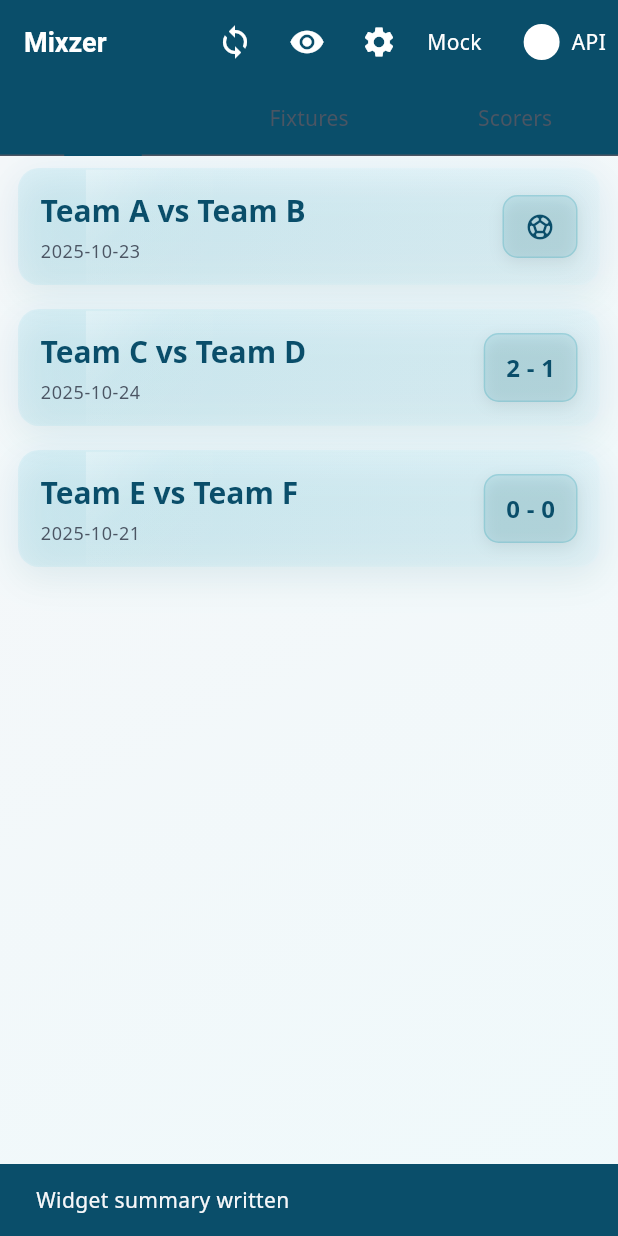
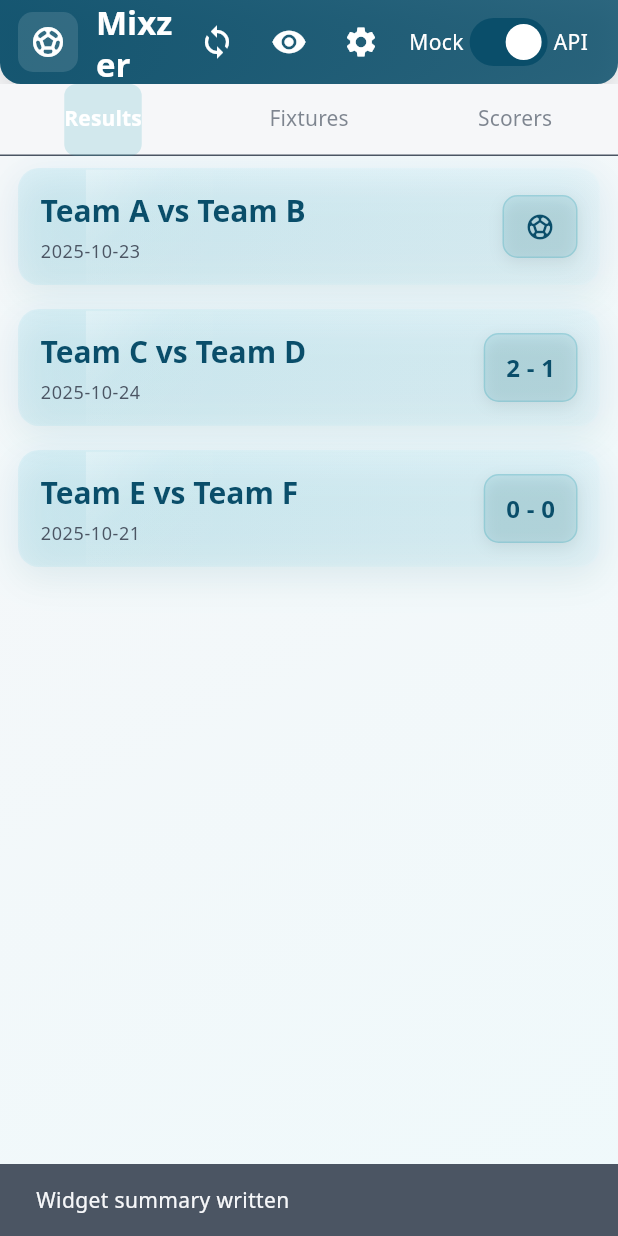
Before and after one commit to waichuuunxox-main/mixer_app, a Flutter app: the screen it shows after launch, after a tap on the "sync" icon, on a phone screen of 412 x 824 dp. Run offline on Flutter 3.47's test engine with Material 3 defaults, Android fonts, the phone set to English and light mode, and no system bars; our stand-ins replace hive_flutter, shared_preferences; accounts and stored records are empty.

Commit message:
wip: header UI changes (temp)

```diff
--- a/lib/pages/home_page.dart
+++ b/lib/pages/home_page.dart
@@ -4,11 +4,12 @@ import 'package:mixzer_app/services/api_helper.dart';
 import 'package:mixzer_app/services/data_repository.dart';
 import 'package:mixzer_app/widgets/match_card.dart';
 import 'package:mixzer_app/widgets/scorer_card.dart';
+import 'package:mixzer_app/widgets/app_header.dart';
 import 'package:mixzer_app/services/widget_sync.dart';
 import 'package:mixzer_app/pages/widget_preview.dart';
 
 class HomePage extends StatefulWidget {
-  const HomePage({super.key});
+  const HomePage({Key? key}) : super(key: key);
 
   @override
   State<HomePage> createState() => _HomePageState();
@@ -25,11 +26,9 @@ class _HomePageState extends State<HomePage> with SingleTickerProviderStateMixin
   void initState() {
     super.initState();
     _tabController = TabController(length: 3, vsync: this);
-    // Auto-sync at startup if enabled
     if (_autoSyncEnabled) {
       WidgetsBinding.instance.addPostFrameCallback((_) => _autoSync());
     }
-    // load stored API key
     ApiHelper.readApiKey().then((key) {
       if (!mounted) return;
       setState(() {
@@ -45,8 +44,7 @@ class _HomePageState extends State<HomePage> with SingleTickerProviderStateMixin
     super.dispose();
   }
 
-  Future<List> _fetchMatches() async {
-    // Use DataRepository which decides between ApiService and MockService
+  Future<List<dynamic>> _fetchMatches() async {
     try {
       return await DataRepository.fetchMatches(useCache: true);
     } catch (e) {
@@ -57,79 +55,71 @@ class _HomePageState extends State<HomePage> with SingleTickerProviderStateMixin
   Future<void> _autoSync() async {
     if (!mounted) return;
     final matches = await _fetchMatches();
-    final upcoming = matches.where((m) => m.homeScore == null && m.awayScore == null).toList()..sort((a,b) => a.date.compareTo(b.date));
+    final upcoming = matches.where((m) => m.homeScore == null && m.awayScore == null).toList()
+      ..sort((a, b) => a.date.compareTo(b.date));
     final next = upcoming.isNotEmpty ? upcoming.first : (matches.isNotEmpty ? matches.first : null);
     final nextMatchText = next != null ? '${next.homeTeam} vs ${next.awayTeam}' : 'No upcoming match';
-    final summary = {
-      'nextMatch': nextMatchText,
-      'timestamp': DateTime.now().toIso8601String(),
-    };
+    final summary = {'nextMatch': nextMatchText, 'timestamp': DateTime.now().toIso8601String()};
     await WidgetSync.writeSummary(summary);
   }
 
   Future<void> _performRefresh() async {
     try {
       final matches = await _fetchMatches();
-      final upcoming = matches.where((m) => m.homeScore == null && m.awayScore == null).toList()..sort((a,b) => a.date.compareTo(b.date));
+      final upcoming = matches.where((m) => m.homeScore == null && m.awayScore == null).toList()
+        ..sort((a, b) => a.date.compareTo(b.date));
       final next = upcoming.isNotEmpty ? upcoming.first : (matches.isNotEmpty ? matches.first : null);
       final nextMatchText = next != null ? '${next.homeTeam} vs ${next.awayTeam}' : 'No upcoming match';
       await WidgetSync.writeSummary({'nextMatch': nextMatchText, 'timestamp': DateTime.now().toIso8601String()});
-    } catch (e) {
-      // swallow; RefreshIndicator will show if needed via UI
-    }
+    } catch (_) {}
   }
 
   @override
   Widget build(BuildContext context) {
     return Scaffold(
-      appBar: AppBar(
-        title: const Text('Mixzer'),
-        elevation: 2,
-        backgroundColor: Theme.of(context).colorScheme.primary,
+      appBar: PreferredSize(
+        preferredSize: const Size.fromHeight(kToolbarHeight + 48),
+        child: AppHeader(
+          title: 'Mixzer',
+          tabController: _tabController,
           actions: [
             IconButton(
-            icon: const Icon(Icons.sync),
+              icon: const Icon(Icons.sync, color: Colors.white),
               tooltip: 'Sync widget',
               onPressed: () async {
-              // Ensure context is captured before any await to avoid using BuildContext across async gaps
                 if (!mounted) return;
                 final messenger = ScaffoldMessenger.of(context);
-              final primaryColor = Theme.of(context).colorScheme.primary;
-
-              // Build summary from next upcoming match
                 final matches = await _fetchMatches();
-              final upcoming = matches.where((m) => m.homeScore == null && m.awayScore == null).toList()..sort((a,b) => a.date.compareTo(b.date));
+                final upcoming = matches.where((m) => m.homeScore == null && m.awayScore == null).toList()
+                  ..sort((a, b) => a.date.compareTo(b.date));
                 final next = upcoming.isNotEmpty ? upcoming.first : (matches.isNotEmpty ? matches.first : null);
                 final nextMatchText = next != null ? '${next.homeTeam} vs ${next.awayTeam}' : 'No upcoming match';
-              final summary = {
-                'nextMatch': nextMatchText,
-                'timestamp': DateTime.now().toIso8601String(),
-              };
-
+                final summary = {'nextMatch': nextMatchText, 'timestamp': DateTime.now().toIso8601String()};
                 try {
                   await WidgetSync.writeSummary(summary);
                   if (!mounted) return;
-                messenger.showSnackBar(SnackBar(content: const Text('Widget summary written'), backgroundColor: primaryColor));
+                  messenger.showSnackBar(const SnackBar(content: Text('Widget summary written')));
                 } catch (e) {
                   if (!mounted) return;
-                messenger.showSnackBar(SnackBar(content: Text('Failed to write widget summary: $e'), backgroundColor: Colors.red.shade700));
+                  messenger.showSnackBar(SnackBar(content: Text('Failed to write widget summary: $e')));
                 }
               },
             ),
             IconButton(
-                  icon: const Icon(Icons.remove_red_eye),
+              icon: const Icon(Icons.remove_red_eye, color: Colors.white),
               tooltip: 'Widget preview',
               onPressed: () {
                 Navigator.of(context).push(MaterialPageRoute(builder: (_) => const WidgetPreviewPage()));
               },
             ),
             IconButton(
-            icon: const Icon(Icons.settings),
+              icon: const Icon(Icons.settings, color: Colors.white),
               onPressed: () async {
-                  // show API key dialog
                 if (!mounted) return;
                 final messenger = ScaffoldMessenger.of(context);
-                  final key = await showDialog<String?>(context: context, builder: (ctx) {
+                final key = await showDialog<String?>(
+                  context: context,
+                  builder: (ctx) {
                     String input = _apiKey ?? '';
                     return AlertDialog(
                       title: const Text('API Key'),
@@ -143,9 +133,9 @@ class _HomePageState extends State<HomePage> with SingleTickerProviderStateMixin
                         ElevatedButton(onPressed: () => Navigator.of(ctx).pop(input), child: const Text('Save')),
                       ],
                     );
-                  });
+                  },
+                );
                 if (key != null) {
-                    // persist API key
                   await ApiHelper.saveApiKey(key);
                   setState(() {
                     _apiKey = key.isNotEmpty ? key : null;
@@ -159,7 +149,7 @@ class _HomePageState extends State<HomePage> with SingleTickerProviderStateMixin
               padding: const EdgeInsets.symmetric(horizontal: 8.0),
               child: Row(
                 children: [
-                const Text('Mock'),
+                  const Text('Mock', style: TextStyle(color: Colors.white)),
                   Switch(
                     value: _useMock,
                     onChanged: (v) {
@@ -168,19 +158,15 @@ class _HomePageState extends State<HomePage> with SingleTickerProviderStateMixin
                       });
                     },
                   ),
-                const Text('API'),
+                  const Text('API', style: TextStyle(color: Colors.white)),
                 ],
               ),
             )
           ],
-        bottom: TabBar(
-          controller: _tabController,
-          tabs: const [Tab(text: 'Results'), Tab(text: 'Fixtures'), Tab(text: 'Scorers')],
         ),
       ),
       body: Stack(
         children: [
-          // animated ambient background
           Positioned.fill(
             child: AnimatedContainer(
               duration: const Duration(seconds: 6),
@@ -196,17 +182,16 @@ class _HomePageState extends State<HomePage> with SingleTickerProviderStateMixin
           TabBarView(
             controller: _tabController,
             children: [
-          // Results
               RefreshIndicator(
                 onRefresh: _performRefresh,
-            child: FutureBuilder(
+                child: FutureBuilder<List<dynamic>>(
                   future: DataRepository.fetchMatches(),
                   builder: (context, snapshot) {
                     if (snapshot.connectionState != ConnectionState.done) {
                       return const Center(child: CircularProgressIndicator());
                     }
                     final data = snapshot.data;
-                final matches = (data as List?)?.cast() ?? <dynamic>[];
+                    final matches = (data is List) ? data.cast<dynamic>() : <dynamic>[];
                     if (matches.isEmpty) return const Center(child: Text('No results'));
                     return ListView.builder(
                       itemCount: matches.length,
@@ -215,16 +200,14 @@ class _HomePageState extends State<HomePage> with SingleTickerProviderStateMixin
                   },
                 ),
               ),
-
-          // Fixtures
-          FutureBuilder(
+              FutureBuilder<List<dynamic>>(
                 future: DataRepository.fetchMatches(),
                 builder: (context, snapshot) {
                   if (snapshot.connectionState != ConnectionState.done) {
                     return const Center(child: CircularProgressIndicator());
                   }
                   final data = snapshot.data;
-              final matches = (data as List?)?.cast() ?? <dynamic>[];
+                  final matches = (data is List) ? data.cast<dynamic>() : <dynamic>[];
                   final fixtures = matches.where((m) => (m.homeScore == null && m.awayScore == null)).toList();
                   if (fixtures.isEmpty) return const Center(child: Text('No fixtures'));
                   return ListView.builder(
@@ -233,16 +216,14 @@ class _HomePageState extends State<HomePage> with SingleTickerProviderStateMixin
                   );
                 },
               ),
-
-          // Scorers
-          FutureBuilder(
+              FutureBuilder<List<dynamic>>(
                 future: DataRepository.fetchTopScorers(),
                 builder: (context, snapshot) {
                   if (snapshot.connectionState != ConnectionState.done) {
                     return const Center(child: CircularProgressIndicator());
                   }
                   final data = snapshot.data;
-              final scorers = (data as List?)?.cast() ?? <dynamic>[];
+                  final scorers = (data is List) ? data.cast<dynamic>() : <dynamic>[];
                   if (scorers.isEmpty) return const Center(child: Text('No scorers'));
                   return ListView.builder(
                     itemCount: scorers.length,
--- /dev/null
+++ b/lib/widgets/app_header.dart
@@ -0,0 +1,118 @@
+import 'dart:ui';
+
+import 'package:flutter/material.dart';
+
+typedef TabBuilder = PreferredSizeWidget Function(TabController controller);
+
+class AppHeader extends StatelessWidget implements PreferredSizeWidget {
+  final String title;
+  final List<Widget>? actions;
+  final TabController? tabController;
+
+  const AppHeader({
+    super.key,
+    required this.title,
+    this.actions,
+    this.tabController,
+  });
+
+  @override
+  Widget build(BuildContext context) {
+    return Column(
+      mainAxisSize: MainAxisSize.min,
+      children: [
+        // Glass gradient header
+        ClipRect(
+          child: BackdropFilter(
+            filter: ImageFilter.blur(sigmaX: 8, sigmaY: 8),
+            child: Container(
+              height: kToolbarHeight,
+              padding: const EdgeInsets.symmetric(horizontal: 12),
+              decoration: BoxDecoration(
+                gradient: LinearGradient(
+                  colors: [
+                    Theme.of(context).colorScheme.primary.withOpacity(0.95),
+                    Theme.of(
+                      context,
+                    ).colorScheme.primaryContainer.withOpacity(0.85),
+                  ],
+                  begin: Alignment.topLeft,
+                  end: Alignment.bottomRight,
+                ),
+                boxShadow: [
+                  BoxShadow(
+                    color: Colors.black.withOpacity(0.12),
+                    blurRadius: 14,
+                    offset: const Offset(0, 6),
+                  ),
+                ],
+                borderRadius: const BorderRadius.vertical(
+                  bottom: Radius.circular(14),
+                ),
+              ),
+              child: SafeArea(
+                bottom: false,
+                child: Row(
+                  children: [
+                    // Logo / Icon
+                    Container(
+                      width: 40,
+                      height: 40,
+                      decoration: BoxDecoration(
+                        color: Colors.white.withOpacity(0.12),
+                        borderRadius: BorderRadius.circular(10),
+                      ),
+                      child: const Icon(
+                        Icons.sports_soccer,
+                        color: Colors.white,
+                      ),
+                    ),
+                    const SizedBox(width: 12),
+                    Expanded(
+                      child: Text(
+                        title,
+                        style: Theme.of(context).textTheme.titleLarge?.copyWith(
+                          color: Colors.white,
+                          fontWeight: FontWeight.w700,
+                        ),
+                      ),
+                    ),
+                    if (actions != null) ...actions!,
+                  ],
+                ),
+              ),
+            ),
+          ),
+        ),
+        if (tabController != null)
+          Material(
+            color: Colors.transparent,
+            child: TabBar(
+              controller: tabController,
+              tabs: const [
+                Tab(text: 'Results'),
+                Tab(text: 'Fixtures'),
+                Tab(text: 'Scorers'),
+              ],
+              indicator: BoxDecoration(
+                borderRadius: BorderRadius.circular(8),
+                color: Theme.of(
+                  context,
+                ).colorScheme.secondary.withOpacity(0.18),
+              ),
+              labelColor: Theme.of(context).colorScheme.onSecondary,
+              unselectedLabelColor: Theme.of(
+                context,
+              ).colorScheme.onSurface.withOpacity(0.7),
+            ),
+          ),
+      ],
+    );
+  }
+
+  @override
+  Size get preferredSize {
+    final height = kToolbarHeight + (tabController != null ? 48.0 : 0.0);
+    return Size.fromHeight(height);
+  }
+}
--- /dev/null
+++ b/lib/widgets/top_pad.dart
@@ -0,0 +1,45 @@
+import 'dart:ui';
+
+import 'package:flutter/material.dart';
+
+/// A small decorative top pad that adds a subtle gradient, blur and sheen
+/// behind the system status bar area to visually anchor the app's header.
+class TopPad extends StatelessWidget {
+  final double extraHeight;
+
+  const TopPad({super.key, this.extraHeight = 8});
+
+  @override
+  Widget build(BuildContext context) {
+    final top = MediaQuery.of(context).padding.top;
+    final height = top + extraHeight;
+
+    return SizedBox(
+      height: height,
+      child: ClipRect(
+        child: BackdropFilter(
+          filter: ImageFilter.blur(sigmaX: 6, sigmaY: 6),
+          child: Container(
+            decoration: BoxDecoration(
+              gradient: LinearGradient(
+                begin: Alignment.topCenter,
+                end: Alignment.bottomCenter,
+                colors: [
+                  Theme.of(context).colorScheme.primary.withOpacity(0.18),
+                  Theme.of(context).scaffoldBackgroundColor.withOpacity(0.0),
+                ],
+              ),
+              boxShadow: [
+                BoxShadow(
+                  color: Colors.black.withOpacity(0.06),
+                  blurRadius: 8,
+                  offset: const Offset(0, 2),
+                ),
+              ],
+            ),
+          ),
+        ),
+      ),
+    );
+  }
+}
```
Lines whose indentation alone changed are shown as unchanged.
